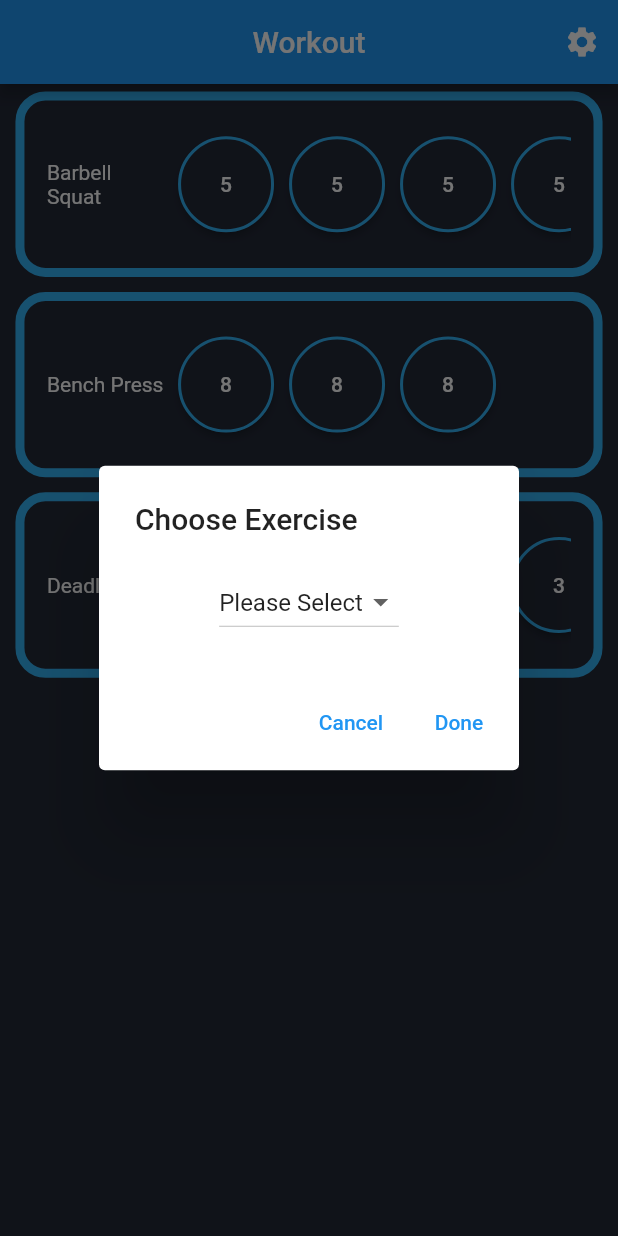
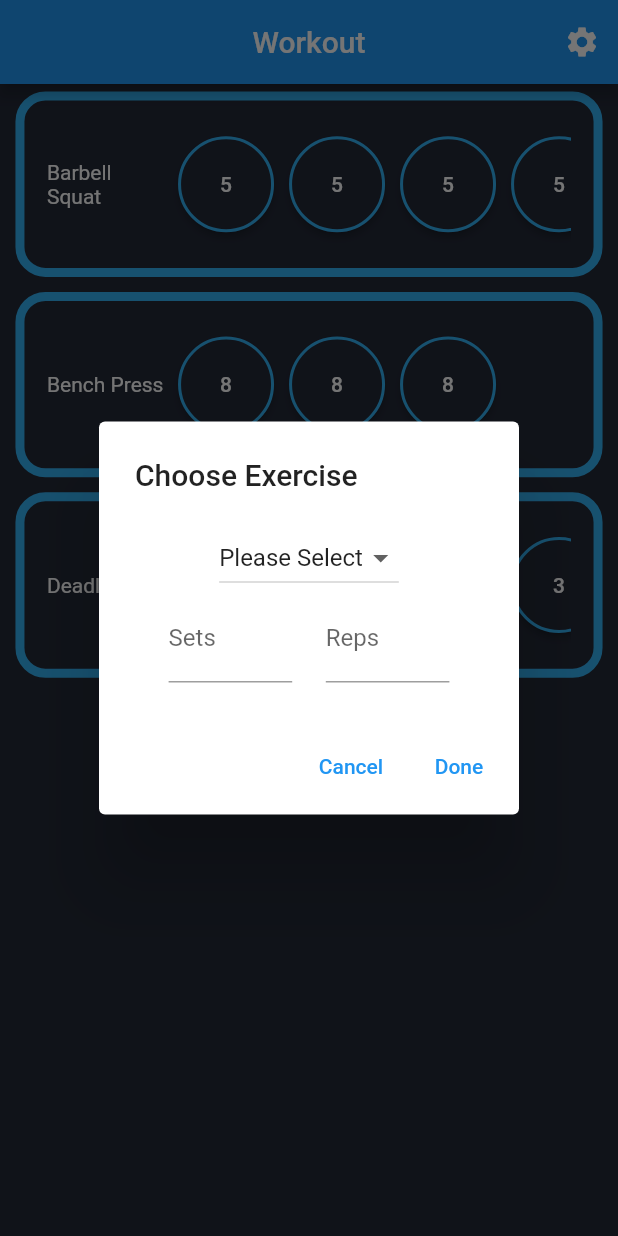
Before and after one commit to TheBeville/workout_app, a Flutter app: the screen it shows after launch, after a tap on the "add" icon, on a phone screen of 412 x 824 dp. Run offline on Flutter 3.47's test engine with Material 2 defaults, Android fonts, the phone set to English and light mode, and no system bars.

Commit message:
Added working parameters to exercise tile creation

```diff
--- /dev/null
+++ b/lib/model/exercise_tile_creation_data.dart
@@ -0,0 +1,11 @@
+class ExerciseTileCreationData {
+  late String chosenExercise;
+  late int numberOfSets;
+  late int numberOfReps;
+
+  ExerciseTileCreationData({
+    required this.chosenExercise,
+    required this.numberOfSets,
+    required this.numberOfReps,
+  });
+}
--- a/lib/views/workout_session.dart
+++ b/lib/views/workout_session.dart
@@ -1,6 +1,7 @@
 import 'package:flutter/material.dart';
 import '../widgets/workout_exercise.dart';
 import '../widgets/add_exercise.dart';
+import '../model/exercise_tile_creation_data.dart';
 
 class WorkoutSession extends StatefulWidget {
   const WorkoutSession({Key? key}) : super(key: key);
@@ -29,8 +30,6 @@ class _WorkoutSessionState extends State<WorkoutSession> {
     ),
   ];
 
-  // late WorkoutExercise _addExercise;
-
   @override
   Widget build(BuildContext context) {
     return Column(
@@ -42,7 +41,8 @@ class _WorkoutSessionState extends State<WorkoutSession> {
         TextButton(
           // brings up AlertDialog to choose exercise to add to session
           onPressed: () async {
-            String _dropdownValue = await showDialog(
+            ExerciseTileCreationData exerciseTileCreationData =
+                await showDialog(
               context: context,
               builder: (BuildContext context) => const AddExercise(),
             );
@@ -50,9 +50,9 @@ class _WorkoutSessionState extends State<WorkoutSession> {
               () {
                 currentSessionExerciseList.add(
                   WorkoutExercise(
-                    chosenExercise: _dropdownValue,
-                    numOfSets: 5,
-                    numOfReps: 5,
+                    chosenExercise: exerciseTileCreationData.chosenExercise,
+                    numOfSets: exerciseTileCreationData.numberOfSets,
+                    numOfReps: exerciseTileCreationData.numberOfReps,
                   ),
                 );
               },
--- a/lib/widgets/add_exercise.dart
+++ b/lib/widgets/add_exercise.dart
@@ -1,4 +1,5 @@
 import 'package:flutter/material.dart';
+import '../model/exercise_tile_creation_data.dart';
 
 class AddExercise extends StatefulWidget {
   const AddExercise({Key? key}) : super(key: key);
@@ -9,6 +10,8 @@ class AddExercise extends StatefulWidget {
 
 class _AddExerciseState extends State<AddExercise> {
   String _dropdownValue = 'Please Select';
+  late int numberOfSets;
+  late int numberOfReps;
 
   @override
   Widget build(BuildContext context) {
@@ -17,6 +20,7 @@ class _AddExerciseState extends State<AddExercise> {
       content: Column(
         mainAxisSize: MainAxisSize.min,
         children: [
+          // user selects exercise
           DropdownButton(
             value: _dropdownValue,
             items: <String>[
@@ -41,6 +45,35 @@ class _AddExerciseState extends State<AddExercise> {
               );
             },
           ),
+          Row(
+            mainAxisAlignment: MainAxisAlignment.spaceEvenly,
+            children: [
+              SizedBox(
+                width: MediaQuery.of(context).size.width * 0.2,
+                child: TextFormField(
+                  decoration: const InputDecoration(
+                    border: UnderlineInputBorder(),
+                    labelText: 'Sets',
+                  ),
+                  onChanged: (value) {
+                    numberOfSets = int.parse(value);
+                  },
+                ),
+              ),
+              SizedBox(
+                width: MediaQuery.of(context).size.width * 0.2,
+                child: TextFormField(
+                  decoration: const InputDecoration(
+                    border: UnderlineInputBorder(),
+                    labelText: 'Reps',
+                  ),
+                  onChanged: (value) {
+                    numberOfReps = int.parse(value);
+                  },
+                ),
+              ),
+            ],
+          ),
         ],
       ),
       actions: [
@@ -53,8 +86,10 @@ class _AddExerciseState extends State<AddExercise> {
         TextButton(
           child: const Text('Done'),
           onPressed: () {
-            // TODO: add chosen exercise to list of exercises in WorkoutSession
-            Navigator.of(context).pop(_dropdownValue);
+            Navigator.of(context).pop(ExerciseTileCreationData(
+                chosenExercise: _dropdownValue,
+                numberOfSets: numberOfSets,
+                numberOfReps: numberOfReps));
           },
         ),
       ],
```
